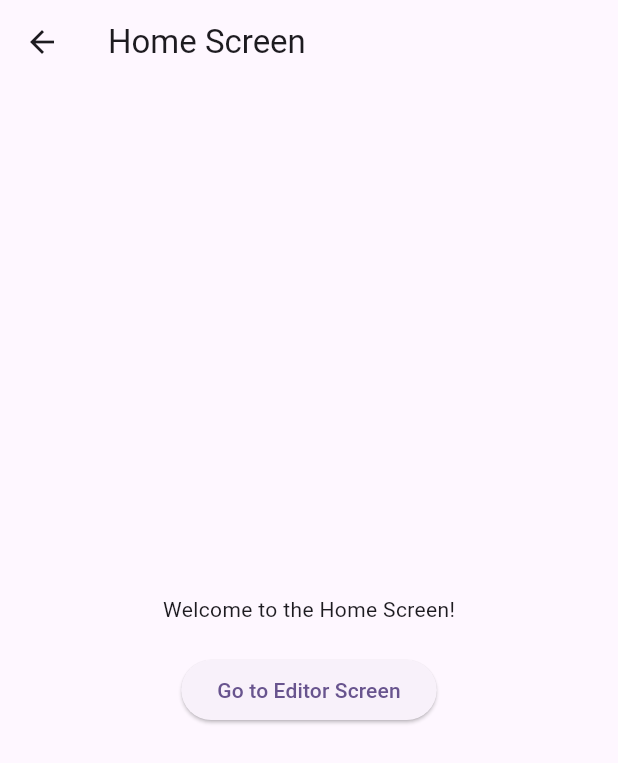
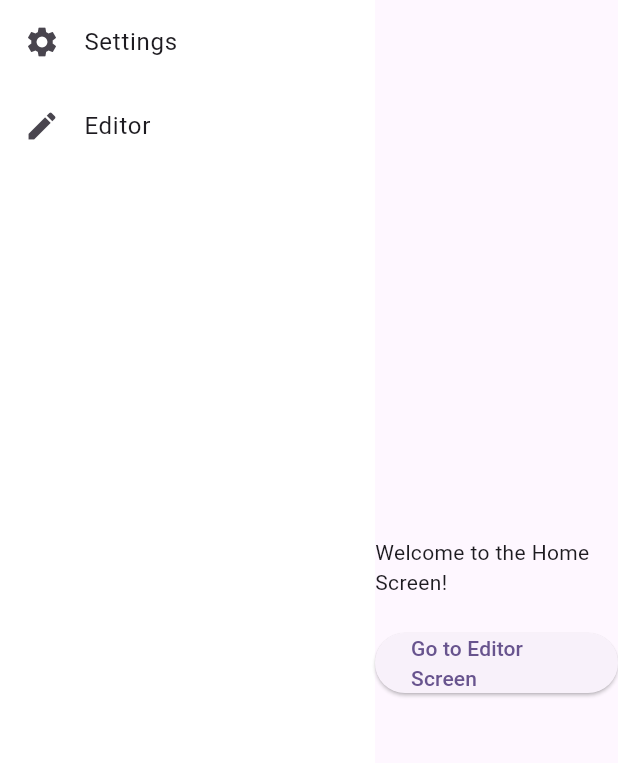
Before and after one commit to Charlynder/shaidDocs, a Flutter app: the HomeScreen screen opened directly, on a phone screen of 412 x 824 dp. Shown: the top 763 px of the screen. Run offline on Flutter 3.47's test engine with Material 3 defaults, Android fonts, the phone set to English and light mode, and no system bars.

Commit message:
feat: settingsScreen.dart added

```diff
--- a/docs/lib/screens/homeScreen.dart
+++ b/docs/lib/screens/homeScreen.dart
@@ -9,10 +9,33 @@ class HomeScreen extends StatelessWidget {
   @override
   Widget build(BuildContext context) {
     return Scaffold(
-      appBar: AppBar(
-        title: const Text('Home Screen'),
+      body: Row(
+        children: [
+          Container(
+            width: 250, // Set the width of the side column
+            color: Colors.white,
+            child: ListView(
+              padding: EdgeInsets.zero,
+              children: <Widget>[
+                ListTile(
+                  leading: const Icon(Icons.settings),
+                  title: const Text('Settings'),
+                  onTap: () {
+                    Navigator.pushNamed(context, '/settings');
+                  },
                 ),
-      body: Center(
+                ListTile(
+                  leading: const Icon(Icons.edit),
+                  title: const Text('Editor'),
+                  onTap: () {
+                    Navigator.pushNamed(context, '/editor');
+                  },
+                ),
+              ],
+            ),
+          ),
+          Expanded(
+            child: Center(
               child: Column(
                 mainAxisAlignment: MainAxisAlignment.center,
                 children: [
@@ -27,6 +50,9 @@ class HomeScreen extends StatelessWidget {
                 ],
               ),
             ),
+          ),
+        ],
+      ),
     );
   }
 }
--- /dev/null
+++ b/docs/lib/screens/settingsScreen.dart
@@ -0,0 +1,16 @@
+import 'package:flutter/material.dart';
+
+class SettingsScreen extends StatelessWidget {
+  @override
+  Widget build(BuildContext context) {
+    return Scaffold(
+      appBar: AppBar(
+        title: Text('Settings'),
+      ),
+      body: Center(
+        child: Text('Settings'),
+      ),
+    );
+  }
+
+}
```
Also changed, not shown: docs/lib/screens/editorScreen.dart (+29 -5 lines), filestructure.txt (added). Lines whose indentation alone changed are shown as unchanged.
